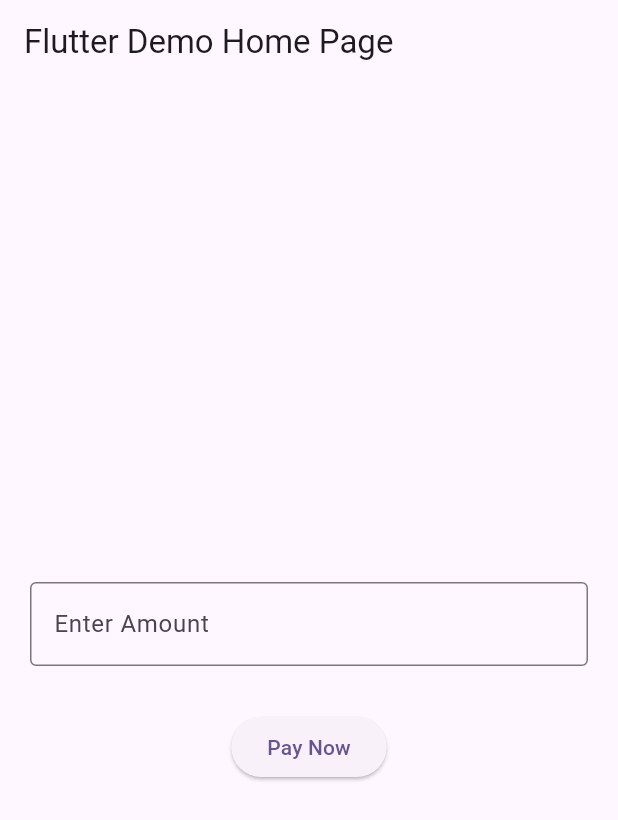
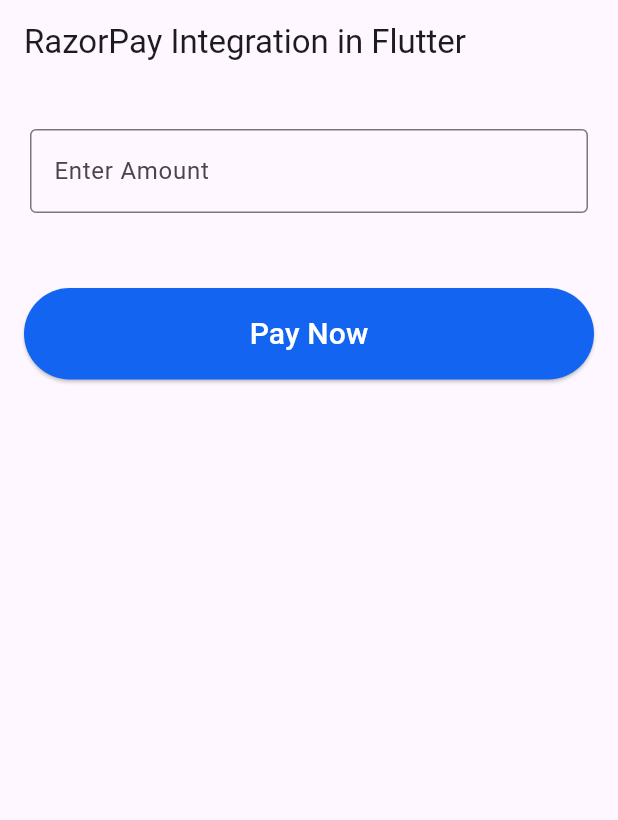
Before and after one commit to AditiSingh2003/Payment_RazorPay, a Flutter app: the screen it shows after launch, after a tap on "Pay Now", on a phone screen of 412 x 824 dp. Shown: the top 820 px of the screen. Run offline on Flutter 3.47's test engine with Material 3 defaults, Android fonts, the phone set to English and light mode, and no system bars; missing offline and left inert: razorpay_flutter.

Commit message:
added changes in ui

```diff
--- a/lib/main.dart
+++ b/lib/main.dart
@@ -12,12 +12,13 @@
   @override
   Widget build(BuildContext context) {
     return MaterialApp(
-      title: 'Flutter Demo',
+      debugShowCheckedModeBanner: false,
+      title: 'RazorPay Integration',
       theme: ThemeData(
         colorScheme: ColorScheme.fromSeed(seedColor: Colors.deepPurple),
         useMaterial3: true,
       ),
-      home: const MyHomePage(title: 'Flutter Demo Home Page'),
+      home: const MyHomePage(title: 'RazorPay Integration in Flutter'),
     );
   }
 }
@@ -63,7 +64,6 @@
         title: Text(widget.title),
       ),
       body: Column(
-        mainAxisAlignment: MainAxisAlignment.center,
         children: [
           Padding(
             padding: const EdgeInsets.symmetric(horizontal: 20, vertical: 30),
@@ -75,11 +75,14 @@
               ),
             ),
           ),
-          ElevatedButton(
-            child: Text('Pay Now'),
-            onPressed: () {
+          SizedBox(height: 20),
+          Container(
+            width: double.infinity,
+            margin: EdgeInsets.symmetric(horizontal: 16.0),
+            child: ElevatedButton(
+              onPressed: () {
                 var options = {
-                'key': "rzp_test_QrjoZd5gG0uVkb",
+                'key': "<Your API>",
                 'amount': (int.parse(amountController.text)*100).toString(),
                 'name': 'Aditi Singh',
                 'description': 'testing paisa',
@@ -91,6 +94,18 @@
               };
               _razorpay.open(options);
             },
+              style: ElevatedButton.styleFrom(
+                primary: HSLColor.fromAHSL(1.0, 218.0, 0.89, 0.51).toColor(), // Set the green shade
+                padding: EdgeInsets.all(16.0), // Adjust padding as needed
+              ),
+              child: Text(
+                'Pay Now',
+                style: TextStyle(
+                  fontSize: 20.0,
+                  color: Colors.white
+                ),
+              ),
+            ),
           ),
         ]
       ),
```
